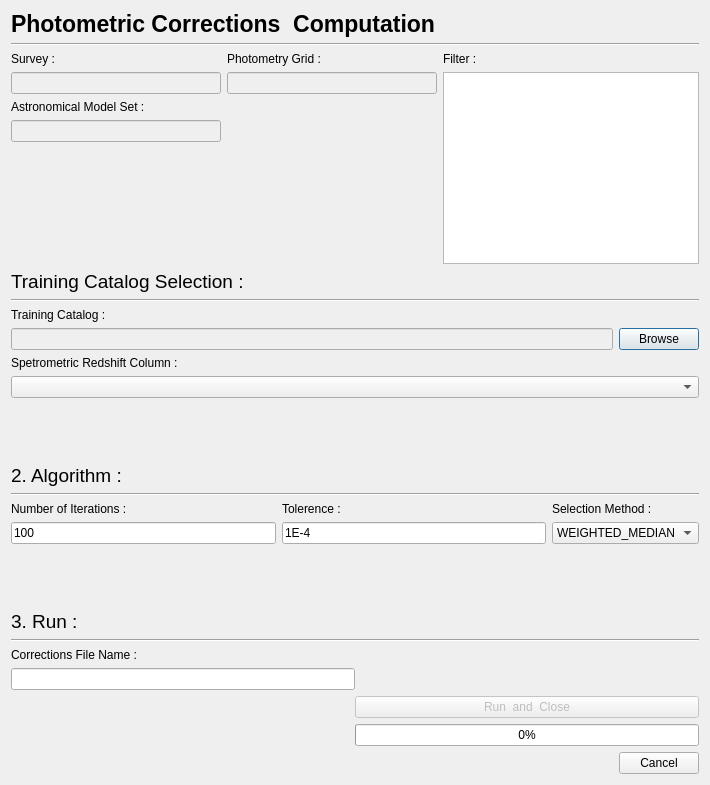
Above: PhzQtUI/auxdir/PhzQtUI/DialogPhotometricCorrectionComputation.ui from astrorama/Phosphoros before the change. Below: the same form after it.
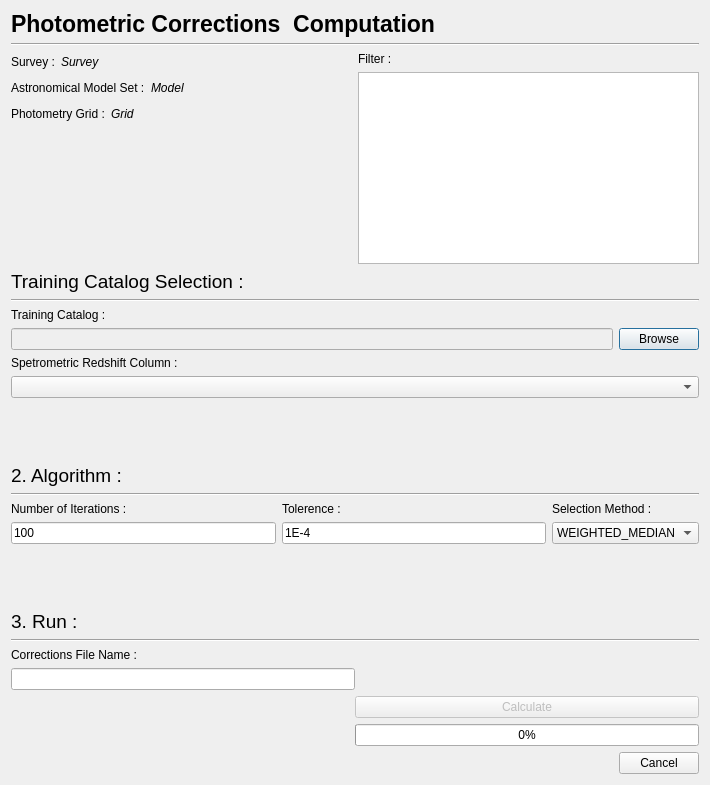
That is the form after the change.

Commit message: Correct bug when navigating to the Analysis page without Survey defined, Put analysis progress bar in popups, change the corrections edition popups to a vertical layout

```diff
--- a/PhzQtUI/auxdir/PhzQtUI/DialogPhotometricCorrectionComputation.ui
+++ b/PhzQtUI/auxdir/PhzQtUI/DialogPhotometricCorrectionComputation.ui
@@ -13,7 +13,7 @@
   <property name="windowTitle">
    <string>Photometric Corrections Computation</string>
   </property>
-  <layout class="QVBoxLayout" name="verticalLayout_8">
+  <layout class="QVBoxLayout" name="verticalLayout_2">
    <item>
     <layout class="QHBoxLayout" name="horizontalLayout_2">
      <item>
@@ -57,6 +57,8 @@
      <item>
       <layout class="QVBoxLayout" name="verticalLayout">
        <item>
+        <layout class="QHBoxLayout" name="horizontalLayout_8">
+         <item>
         <widget class="QLabel" name="label_5">
          <property name="text">
           <string>Survey :</string>
@@ -64,12 +66,34 @@
         </widget>
        </item>
        <item>
-        <widget class="QLineEdit" name="txt_survey">
-         <property name="enabled">
-          <bool>false</bool>
+          <widget class="QLabel" name="txt_survey">
+           <property name="font">
+            <font>
+             <italic>true</italic>
+            </font>
+           </property>
+           <property name="text">
+            <string>Survey</string>
          </property>
         </widget>
        </item>
+         <item>
+          <spacer name="horizontalSpacer_2">
+           <property name="orientation">
+            <enum>Qt::Horizontal</enum>
+           </property>
+           <property name="sizeHint" stdset="0">
+            <size>
+             <width>40</width>
+             <height>20</height>
+            </size>
+           </property>
+          </spacer>
+         </item>
+        </layout>
+       </item>
+       <item>
+        <layout class="QHBoxLayout" name="horizontalLayout_10">
        <item>
         <widget class="QLabel" name="label_4">
          <property name="text">
@@ -78,21 +102,26 @@
         </widget>
        </item>
        <item>
-        <widget class="QLineEdit" name="txt_Model">
-         <property name="enabled">
-          <bool>false</bool>
+          <widget class="QLabel" name="txt_Model">
+           <property name="font">
+            <font>
+             <italic>true</italic>
+            </font>
+           </property>
+           <property name="text">
+            <string>Model</string>
          </property>
         </widget>
        </item>
        <item>
-        <spacer name="verticalSpacer_2">
+          <spacer name="horizontalSpacer_6">
          <property name="orientation">
-          <enum>Qt::Vertical</enum>
+            <enum>Qt::Horizontal</enum>
          </property>
          <property name="sizeHint" stdset="0">
           <size>
-           <width>20</width>
-           <height>40</height>
+             <width>40</width>
+             <height>20</height>
           </size>
          </property>
         </spacer>
@@ -100,7 +129,7 @@
       </layout>
      </item>
      <item>
-      <layout class="QVBoxLayout" name="verticalLayout_2">
+        <layout class="QHBoxLayout" name="horizontalLayout_9">
        <item>
         <widget class="QLabel" name="label_3">
          <property name="text">
@@ -109,14 +138,34 @@
         </widget>
        </item>
        <item>
-        <widget class="QLineEdit" name="txt_grid">
-         <property name="enabled">
-          <bool>false</bool>
+          <widget class="QLabel" name="txt_grid">
+           <property name="font">
+            <font>
+             <italic>true</italic>
+            </font>
+           </property>
+           <property name="text">
+            <string>Grid</string>
          </property>
         </widget>
        </item>
        <item>
-        <spacer name="verticalSpacer">
+          <spacer name="horizontalSpacer_5">
+           <property name="orientation">
+            <enum>Qt::Horizontal</enum>
+           </property>
+           <property name="sizeHint" stdset="0">
+            <size>
+             <width>40</width>
+             <height>20</height>
+            </size>
+           </property>
+          </spacer>
+         </item>
+        </layout>
+       </item>
+       <item>
+        <spacer name="verticalSpacer_2">
          <property name="orientation">
           <enum>Qt::Vertical</enum>
          </property>
@@ -407,7 +456,7 @@
           <bool>false</bool>
          </property>
          <property name="text">
-          <string>Run  and  Close</string>
+          <string>Calculate</string>
          </property>
         </widget>
        </item>
```
Left out of the diff: 6 changed lines with no effect on the pictures. Lines whose indentation alone changed are shown as unchanged. The commit also changes 15 other files.
